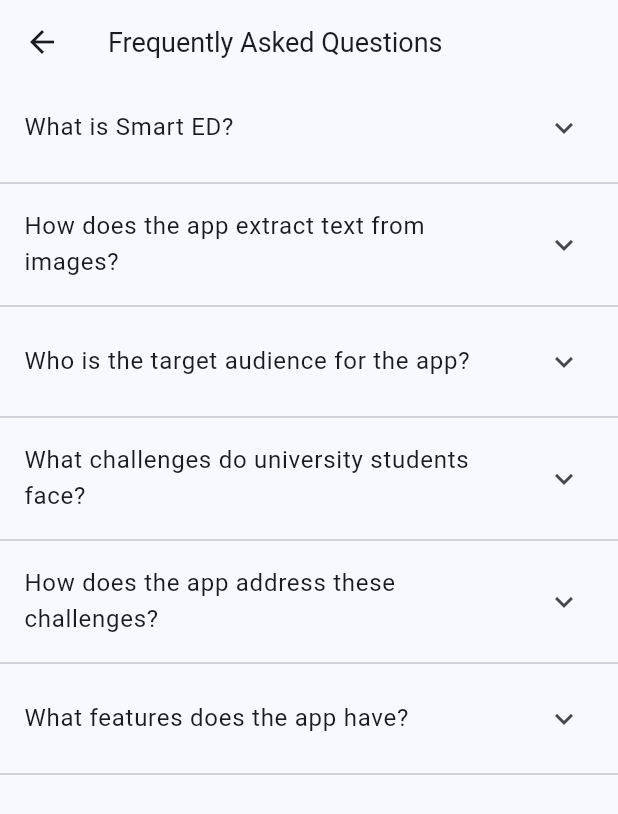
After one commit to Moshood-Kausar/smart_ed, a Flutter app: the FAQ screen opened by its route, on a phone screen of 412 x 824 dp. The commit adds this screen. Shown: the top 814 px of the screen. Run offline on Flutter 3.47's test engine with Material 2 defaults, Android fonts, the phone set to English and light mode, and no system bars; our stand-ins replace dio, fancy_shimmer_image, hive_flutter, image_picker; missing offline and left inert: flutter_inappwebview, flutter_tesseract_ocr; accounts and stored records are empty.

Commit message:
Update merged

```diff
--- a/lib/utils/approutes.dart
+++ b/lib/utils/approutes.dart
@@ -7,6 +7,7 @@
 import 'package:smart_ed/view/screens/course/course_details.dart';
 import 'package:smart_ed/view/screens/course/quiz.dart';
 import 'package:smart_ed/view/screens/course/read.dart';
+import 'package:smart_ed/view/screens/faq.dart';
 import 'package:smart_ed/view/screens/new_course.dart';
 
 const String splashRoute = 'splash';
@@ -18,6 +19,7 @@
 const String onboardingRoute = 'onboarding';
 const String quizRoute = 'quiz';
 const String readRoute = 'read';
+const String faqRoute = 'faq';
 
 class AppRouter {
   static Route<dynamic> generateRoute(RouteSettings settings) {
@@ -30,6 +32,8 @@
         return MaterialPageRoute(builder: (_) => const LoginScreen());
       case dashboardRoute:
         return MaterialPageRoute(builder: (_) => const DashBoard());
+      case faqRoute:
+        return MaterialPageRoute(builder: (_) => const FAQ());
       case courseRoute:
         return MaterialPageRoute(
           builder: (_) => CourseDetails(
--- /dev/null
+++ b/lib/view/screens/faq.dart
@@ -0,0 +1,51 @@
+import 'package:flutter/material.dart';
+import 'package:smart_ed/widget/expansiontile.dart';
+
+class FAQ extends StatefulWidget {
+  const FAQ({super.key});
+
+  @override
+  State<FAQ> createState() => _FAQState();
+}
+
+class _FAQState extends State<FAQ> {
+  @override
+  Widget build(BuildContext context) {
+    return Scaffold(
+      appBar: AppBar(
+        title: const Text(
+          'Frequently Asked Questions',
+          style: TextStyle(fontSize: 18),
+        ),
+      ),
+      body: ListView(
+        children: const [
+          AppExpansionTile(
+              title: 'What is Smart ED?',
+              subtitle:
+                  'An education platform that allows university students to upload their learning materials and ask questions based on the uploaded materials.'),
+          AppExpansionTile(
+              title: 'How does the app extract text from images?',
+              subtitle:
+                  'It uses an Optical character Recognition to extract the text from images'),
+          AppExpansionTile(
+              title: 'Who is the target audience for the app?',
+              subtitle:
+                  'University students who are looking for an efficient and engaging way to study and prepare for exams.'),
+          AppExpansionTile(
+              title: 'What challenges do university students face?',
+              subtitle:
+                  'Managing the vast amount of learning materials they need to study, financial difficulties, and studying alone can be tedious and unmotivating.'),
+          AppExpansionTile(
+              title: 'How does the app address these challenges?',
+              subtitle:
+                  'By providing a platform for students to upload their learning materials, extract text from images, ask and answer questions, and earn rewards for engagement with the app.'),
+          AppExpansionTile(
+              title: 'What features does the app have?',
+              subtitle:
+                  'Progress tracking, personalized study plans, a point system, and a leaderboard for tracking progress relative to peers.'),
+        ],
+      ),
+    );
+  }
+}
--- /dev/null
+++ b/lib/widget/expansiontile.dart
@@ -0,0 +1,28 @@
+import 'package:flutter/material.dart';
+
+class AppExpansionTile extends StatelessWidget {
+  final String title, subtitle;
+  const AppExpansionTile({
+    super.key,
+    required this.title,
+    required this.subtitle,
+  });
+
+  @override
+  Widget build(BuildContext context) {
+    return Column(
+      children: [
+        ExpansionTile(title: Text(title), children: [
+          Padding(
+            padding: const EdgeInsets.all(16.0),
+            child: Text(
+              subtitle,
+              style: const TextStyle(fontSize: 16.0),
+            ),
+          ),
+        ]),
+        const Divider()
+      ],
+    );
+  }
+}
--- a/pubspec.yaml
+++ b/pubspec.yaml
@@ -46,6 +46,7 @@
   hive: ^2.2.3
   fancy_shimmer_image: ^2.0.2
   flutter_tesseract_ocr: any
+  url_launcher: ^6.1.10
 
 dev_dependencies:
   flutter_test:
```
Also changed, not shown: lib/services/models/scholarship_model.dart (deleted, +0 -95 lines), lib/view/screens/course_details.dart (deleted, +0 -59 lines), lib/view/screens/settings.dart (+21 -3 lines), pubspec.lock, 6 other files.
